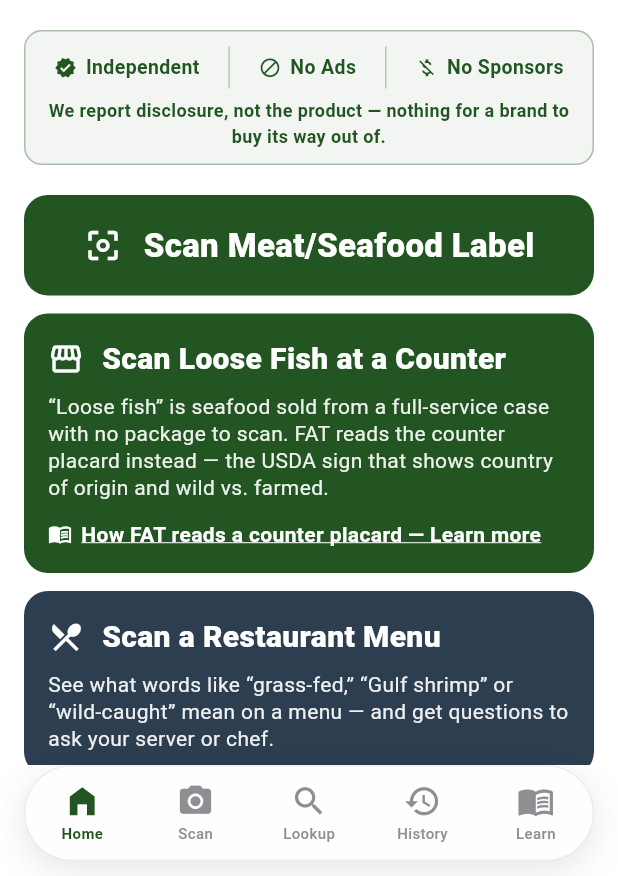
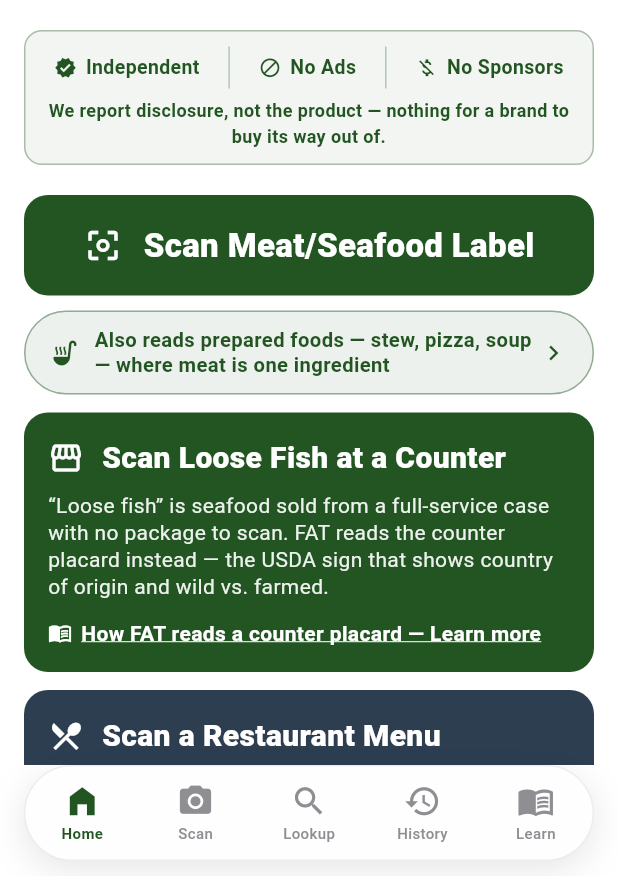
Before and after one commit to fcrocker-nyc/fat-android, a Flutter app: the screen it shows after launch, on a phone screen of 412 x 824 dp, the part 360-1236 px from its top. Run offline on Flutter 3.47's test engine with Material 3 defaults, Android fonts, the phone set to English and light mode, and no system bars; our stand-ins replace image_picker, share_plus, shared_preferences; missing offline and left inert: google_mlkit_image_labeling, google_mlkit_text_recognition; network calls fail.

Commit message:
v1.47.0: home prepared-foods pill opens the Prepared & Multi-Ingredient Learn topic
Co-Authored-By: Claude Opus 5.5 <noreply@anthropic.com>

```diff
--- a/lib/screens/home_screen.dart
+++ b/lib/screens/home_screen.dart
@@ -50,6 +50,10 @@ class _HomeScreenState extends State<HomeScreen> {
                     _independenceBadge(),
                     const SizedBox(height: 20),
                     _scanCTA(),
+                    const SizedBox(height: 10),
+                    // PREPARED FOODS — same Scan button; the pill explains it
+                    // and opens the Learn topic.
+                    _preparedFoodPill(context),
                     const SizedBox(height: 12),
                     // LOOSE FISH — service-case scan, directly under the main
                     // scan pill and styled with the same forest-green fill.
@@ -256,6 +260,42 @@ class _HomeScreenState extends State<HomeScreen> {
                       fontSize: 22,
                       fontWeight: FontWeight.w900,
                       color: Colors.white)),
+            ],
+          ),
+        ),
+      ),
+    );
+  }
+
+  // ── Prepared-foods pill (multi-ingredient lane) ─────────────────────────
+
+  Widget _preparedFoodPill(BuildContext context) {
+    return Padding(
+      padding: const EdgeInsets.symmetric(horizontal: 16),
+      child: GestureDetector(
+        onTap: () => openPreparedFoodLearnTopic(context),
+        child: Container(
+          width: double.infinity,
+          padding: const EdgeInsets.symmetric(horizontal: 16, vertical: 10),
+          decoration: BoxDecoration(
+            color: FATTheme.scanGreen.withValues(alpha: 0.08),
+            border: Border.all(color: FATTheme.scanGreen.withValues(alpha: 0.45)),
+            borderRadius: BorderRadius.circular(999),
+          ),
+          child: const Row(
+            children: [
+              Icon(Icons.soup_kitchen, size: 20, color: FATTheme.scanGreen),
+              SizedBox(width: 10),
+              Expanded(
+                child: Text(
+                    'Also reads prepared foods — stew, pizza, soup — where meat is one ingredient',
+                    style: TextStyle(
+                        fontSize: 13.5,
+                        height: 1.25,
+                        fontWeight: FontWeight.w700,
+                        color: FATTheme.scanGreen)),
+              ),
+              Icon(Icons.chevron_right, size: 20, color: FATTheme.scanGreen),
             ],
           ),
         ),
--- a/lib/screens/learn_screen.dart
+++ b/lib/screens/learn_screen.dart
@@ -1900,10 +1900,18 @@ final List<_LearnSection> _sections = <_LearnSection>[
 
 /// Opens the Learn "Service-Case Capture Schema" topic (loose seafood at a
 /// counter) directly. Used by the Home loose-fish scan pill's "Learn more" link.
-void openServiceCaseLearnTopic(BuildContext context) {
+void openServiceCaseLearnTopic(BuildContext context) =>
+    _openLearnTopic(context, 'Service-Case Capture Schema');
+
+/// Opens the Learn "Prepared & Multi-Ingredient Foods" topic. Used by the Home
+/// prepared-foods pill.
+void openPreparedFoodLearnTopic(BuildContext context) =>
+    _openLearnTopic(context, 'Prepared & Multi-Ingredient Foods');
+
+void _openLearnTopic(BuildContext context, String title) {
   final topic = _sections
       .expand((s) => s.topics)
-      .firstWhere((t) => t.title == 'Service-Case Capture Schema');
+      .firstWhere((t) => t.title == title);
   Navigator.push(
     context,
     MaterialPageRoute(
--- a/pubspec.yaml
+++ b/pubspec.yaml
@@ -2,7 +2,7 @@ name: fat_app
 description: "Farm Animal Transparency — meat label scanner"
 publish_to: 'none'
 
-version: 1.46.6+120
+version: 1.47.0+121
 environment:
   sdk: ^3.11.1
 
```
